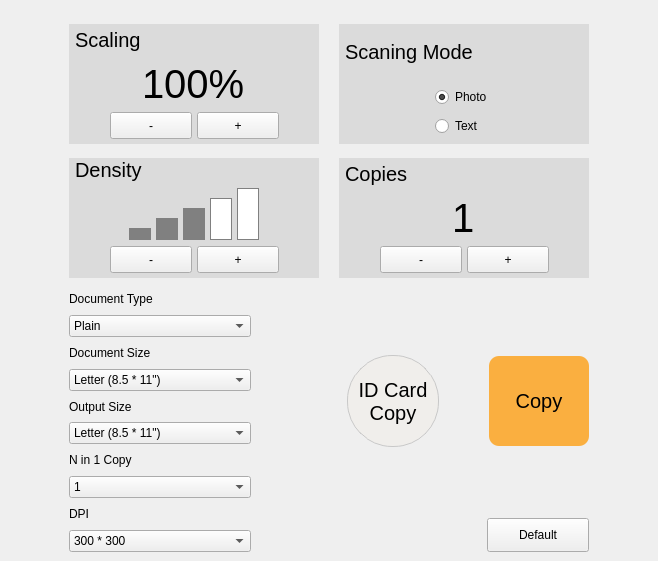
First picture: the form in copy.ui, repository lzk/richovop, before the edit.
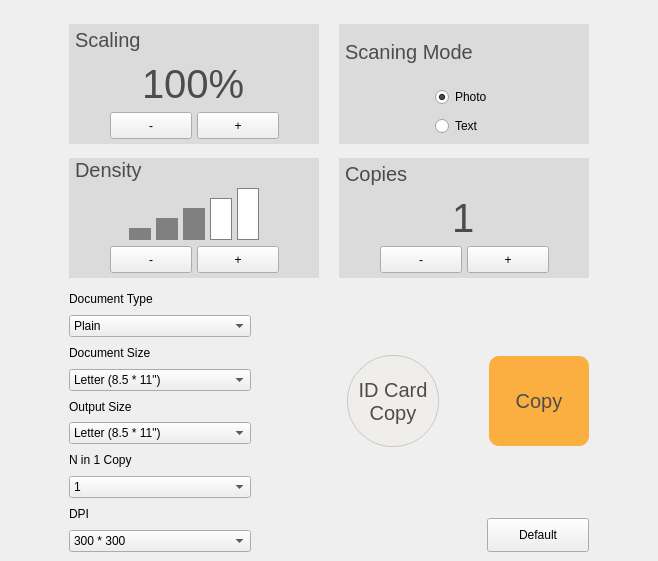
Second picture: the form after the edit.

Patch:
```diff
--- a/copy.ui
+++ b/copy.ui
@@ -14,30 +14,59 @@
    <string>Form</string>
   </property>
   <property name="styleSheet">
-   <string notr="true">#bg_scaling,#bg_scaningMode,#bg_density,#bg_copies{
+   <string notr="true">
+#bg_scaling
+,#bg_scaningMode
+,#bg_density
+,#bg_copies
+,#density
+,#ScaningMode
+{
 background-color: rgb(219, 219, 219);
+}
+#bg_scaling
+,#bg_scaningMode
+,#bg_density
+,#bg_copies
+{
 min-width:250px;
 max-width:250px;
 min-height:120px;
 max-height:120px;
 }
-#bg_scaling:!enabled{
+#bg_scaling:!enabled
+{
 background-color: rgb(190, 190, 190);
 }
-#label_scaling,#label_scaningMode,#label_density,#label_copies{
+#label_scaling
+,#label_scaningMode
+,#label_density
+,#label_copies
+{
 font: 20px;
+color: #4c4c4c;
 padding-left:1px;
 max-height:1em;
 }
-#scaling,#copies{font:40px}
-#density{
+#scaling
+,#copies
+{
+font:40px;
+color: #4c4c4c;
+}
+#density
+{
 min-width:130px;
 max-width:130px;
 min-height:52px;
 max-height:52px;
 }
-#density1,#density2,#density3,
-#density4,#density5{
+#density1
+,#density2
+,#density3,
+#density4
+,#density5
+{
 min-width:20;
 max-width:20;
 min-height:10;
@@ -45,32 +74,37 @@
 background-color:gray;
 border:1px solid gray;
 }
-#density2{
+#density2
+{
 min-height:20;
 max-height:20;
 }
-#density3{
+#density3
+{
 min-height:30;
 max-height:30;
 }
-#density4{
+#density4
+{
 min-height:40;
 max-height:40;
 background-color:white;
 }
-#density5{
+#density5
+{
 min-height:50;
 max-height:50;
 background-color:white;
 }
 
-QComboBox{
+QComboBox
+{
 min-width:180px;
 max-width:180px;
 }
 
-
-QToolButton{
+QToolButton
+{
  border-radius: 45px;
 min-width:90px;
 max-width:90px;
@@ -79,42 +113,50 @@
 	background-color: #f0eeeb; 
 border: 1px solid #c8c8c8;
 font:20px;
-/*	color: #4c4c4c;*/
+	color: #4c4c4c;
 }
 
-#IDCardCopy:pressed{
+#IDCardCopy:pressed
+{
 	background-color:gray;
 }
-#IDCardCopy:!enabled{
+#IDCardCopy:!enabled
+{
 	background-color:gray;
 }
 
-#copy{
+#copy
+{
 min-width:100px;
 max-width:100px;
  border-radius: 10px;
 border:none;
 }
 
-#copy:!enabled{
+#copy:!enabled
+{
 	background-color:#9d9b98;
 }
-#copy:enabled:!pressed{
+#copy:enabled:!pressed
+{
 	background-color:#faaf40;
 }
-#copy:pressed{
+#copy:pressed
+{
 /*	background-color:#71c2cd;*/
 	background-color:#9d9b98;
 }
 
-QPushButton{
+QPushButton
+{
 	min-width:80;
 	max-width:80;
 	min-height:25;
 	max-height:25;
 }
 
-#btn_default{
+#btn_default
+{
 	min-width:100;
 	max-width:100;
 	min-height:32;
```
